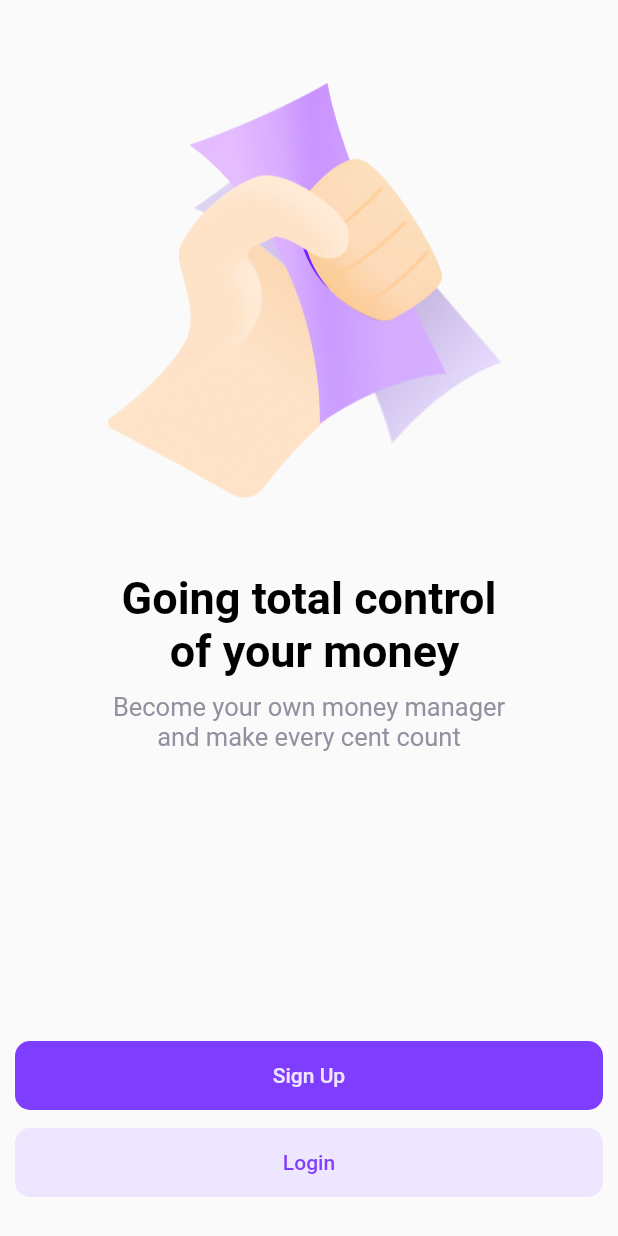
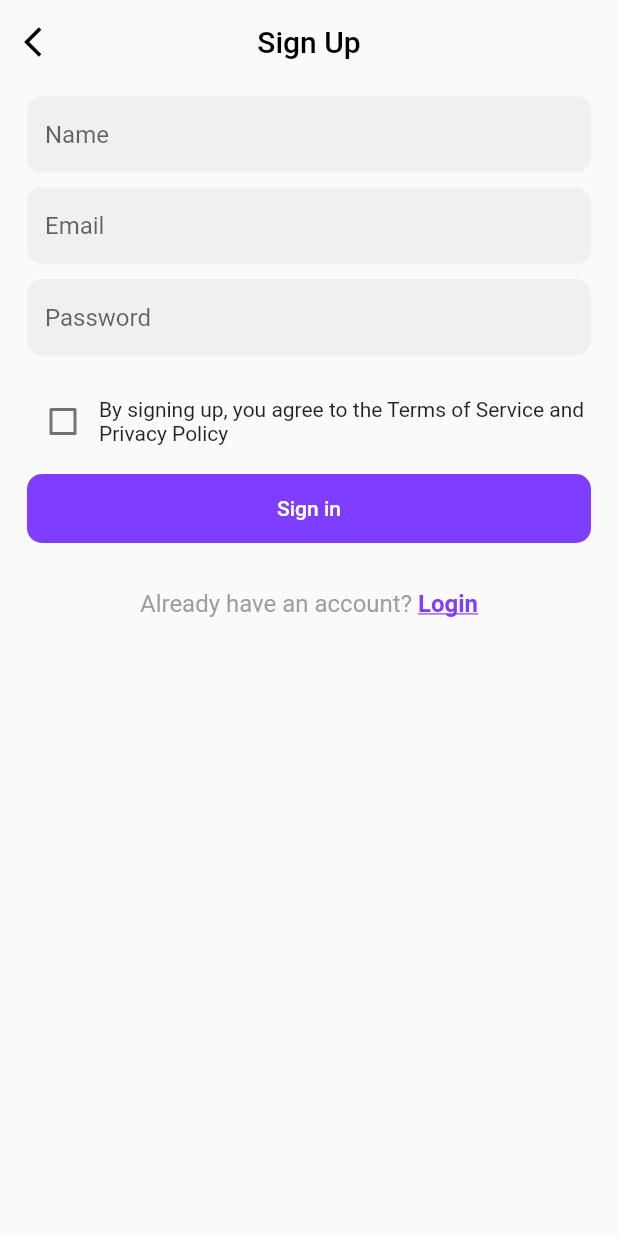
Before and after one commit to yash17-12-98/xpense_tracker, a Flutter app: the screen it shows after launch, after a tap on "Sign Up", on a phone screen of 412 x 824 dp. Run offline on Flutter 3.47's test engine with Material 2 defaults, Android fonts, the light colour scheme and no system bars; our stand-ins replace cloud_firestore, dotted_line, firebase_auth, firebase_core, flutter_svg, fluttertoast and 3 more; accounts and stored records are empty.

Commit message:
managed route in auth screen

```diff
--- a/lib/constant/colors.dart
+++ b/lib/constant/colors.dart
@@ -1,8 +1,8 @@
-
 import 'package:flutter/material.dart';
 
 class AppColors {
   static const Color primaryColor = Color(0xFF7F3DFF);
+  static const Color borderColor = Color(0xFFF1F1FA);
   static const redColor = Color(0xFFFD3C4A);
   static const Color backgroundColor = Color.fromARGB(255, 227, 231, 182);
   static const Color whiteColor = Color(0xFFffffff);
@@ -13,7 +13,7 @@ class AppColors {
   static const textFieldBorder = Color(0xCC88888C);
   static const textHintColor = Color(0xFF91919F);
   static const lightGreyButtonColor = Color(0xFFEEE5FF);
-  static const Color incomeContainerColor =  Color(0xFF00A86B);
+  static const Color incomeContainerColor = Color(0xFF00A86B);
   static const buttonBackground = Color(0xFF7F3DFF);
   static const buttonBackgroundLight = Color(0xFFEEE5FF);
 }
--- a/lib/controllers/signup_controller.dart
+++ b/lib/controllers/signup_controller.dart
@@ -1,10 +1,6 @@
 import 'dart:io';
 import 'package:flutter/material.dart';
-import 'package:flutter/services.dart';
 import 'package:get/get.dart';
-// import 'package:path_provider/path_provider.dart';
-// import '../utils/storage.dart';
-import '../utils/util.dart';
 import 'controller.dart';
 
 class SignupController extends BaseController {
@@ -14,6 +10,7 @@ class SignupController extends BaseController {
   final TextEditingController emailController = TextEditingController();
   final TextEditingController pwdController = TextEditingController();
   final TextEditingController confirmPwdController = TextEditingController();
+  RxBool check = false.obs;
 
   @override
   void onInit() {
--- a/lib/controllers/wizard_controller.dart
+++ b/lib/controllers/wizard_controller.dart
@@ -8,13 +8,10 @@ class WizardController extends BaseController {
   RxList<Wizard> wizardList = <Wizard>[].obs;
   RxInt tempIndex = 0.obs;
   PageController pageController = PageController();
+
   @override
   void onInit() {
     initData();
-    // pageController.addListener(() {
-    //     currentPageValue = controller.page;
-    //
-    // });
     super.onInit();
   }
 
@@ -33,11 +30,6 @@ class WizardController extends BaseController {
         title: 'Planning ahead',
         subTitle: 'Setup your budget for each category \nso you in control'));
   }
-
-  @override
-  void onReady() {
-    super.onReady();
-  }
 }
 
 class Wizard {
--- a/lib/main.dart
+++ b/lib/main.dart
@@ -25,9 +25,9 @@ class MyApp extends StatelessWidget {
       title: Const.projectName,
       debugShowCheckedModeBanner: false,
       theme: ThemeData(
-        primarySwatch: Colors.blue,
-        splashColor: Colors.blue.withOpacity(0.3),
-        highlightColor: Colors.blue.withOpacity(0.3),
+        primarySwatch: Colors.purple,
+        splashColor: Colors.purple.withOpacity(0.3),
+        highlightColor: Colors.purple.withOpacity(0.3),
       ),
       defaultTransition: Transition.rightToLeft,
       initialRoute: Routes.splash,
--- a/lib/routes/app_pages.dart
+++ b/lib/routes/app_pages.dart
@@ -1,6 +1,10 @@
 import 'package:get/get.dart';
+import 'package:xpense_tracker/bindings/login_binding.dart';
+import 'package:xpense_tracker/bindings/signup_binding.dart';
 import 'package:xpense_tracker/bindings/wizard_binding.dart';
 import 'package:xpense_tracker/controllers/controller.dart';
+import 'package:xpense_tracker/screens/auth/login_screen.dart';
+import 'package:xpense_tracker/screens/auth/signup_screen.dart';
 import 'package:xpense_tracker/screens/auth/wizard_screen.dart';
 import 'package:xpense_tracker/screens/expense_screen.dart';
 import '../bindings/binding.dart';
@@ -12,6 +16,16 @@ List<GetPage> pages = [
     name: Routes.splash,
     page: () => const SplashScreen(),
     binding: SplashBinding(),
+  ),
+  GetPage(
+    name: Routes.login,
+    page: () => const LoginScreen(),
+    binding: LoginBinding(),
+  ),
+  GetPage(
+    name: Routes.signup,
+    page: () => const SignupScreen(),
+    binding: SignUpBinding(),
   ),
   GetPage(
     name: Routes.dashbord,
--- a/lib/screens/auth/login_screen.dart
+++ b/lib/screens/auth/login_screen.dart
@@ -1,6 +1,8 @@
 import 'package:flutter/material.dart';
 import 'package:get/get.dart';
+import '../../constant/colors.dart';
 import '../../controllers/controller.dart';
+import '../../routes/route.dart';
 import '../../utils/validator.dart';
 import '../../widgets/widget.dart';
 
@@ -12,16 +14,30 @@ class LoginScreen extends GetView<LoginController> {
     return Stack(
       children: [
         Scaffold(
+            appBar: AppBar(
+              elevation: 0.0,
+              backgroundColor: Colors.transparent,
+              leading: IconButton(
+                icon: const Icon(
+                  Icons.arrow_back_ios,
+                  color: Colors.black,
+                ),
+                onPressed: () => Navigator.pop(context, false),
+              ),
+              centerTitle: true,
+              title: const Text(
+                'Login',
+                style: TextStyle(color: Colors.black),
+              ),
+            ),
             body: SafeArea(
               child: Padding(
                 padding: const EdgeInsets.symmetric(horizontal: 10.0),
                 child: Form(
                   key: controller.formKey,
+                  child: Padding(
+                    padding: const EdgeInsets.all(8.0),
                     child: Column(
-                mainAxisAlignment: MainAxisAlignment.spaceEvenly,
-                children: [
-                  // const CommonAppTitle(color: Colors.blue,),
-                  Column(
                       children: [
                         CommonTextFormField(
                           controller: controller.emailController,
@@ -40,10 +56,11 @@ class LoginScreen extends GetView<LoginController> {
                           height: 20.0,
                         ),
                         CommonMaterialButton(
+                          textColor: Colors.white,
                           text: "Sign in",
-                        color: Colors.blue,
+                          color: AppColors.primaryColor,
                           minWidth: Get.width,
-                        // onPressed: () => controller.signIn(context),
+                          onPressed: () {},
                         ),
                         const SizedBox(
                           height: 30.0,
@@ -60,13 +77,13 @@ class LoginScreen extends GetView<LoginController> {
                             ),
                             GestureDetector(
                               onTap: () {
-                              FocusScope.of(context).unfocus();
-                              // Get.toNamed(Routes.signup);
+                                Get.toNamed(Routes.signup);
                               },
                               child: const Text(
-                              "Register",
+                                "SignUp",
                                 style: TextStyle(
-                                  color: Colors.black,
+                                    decoration: TextDecoration.underline,
+                                    color: AppColors.primaryColor,
                                     fontSize: 16.0,
                                     fontWeight: FontWeight.bold),
                               ),
@@ -75,7 +92,6 @@ class LoginScreen extends GetView<LoginController> {
                         ),
                       ],
                     ),
-                ],
                   ),
                 ),
               ),
--- /dev/null
+++ b/lib/screens/auth/signup_screen.dart
@@ -0,0 +1,125 @@
+import 'package:flutter/material.dart';
+import 'package:get/get.dart';
+import '../../constant/constant.dart';
+import '../../controllers/controller.dart';
+import '../../routes/route.dart';
+import '../../utils/util.dart';
+import '../../widgets/widget.dart';
+
+class SignupScreen extends GetView<SignupController> {
+  const SignupScreen({Key? key}) : super(key: key);
+
+  @override
+  Widget build(BuildContext context) {
+    return Scaffold(
+        appBar: AppBar(
+          elevation: 0.0,
+          backgroundColor: Colors.transparent,
+          leading: IconButton(
+            icon: const Icon(
+              Icons.arrow_back_ios,
+              color: Colors.black,
+            ),
+            onPressed: () => Navigator.pop(context, false),
+          ),
+          centerTitle: true,
+          title: const Text(
+            'Sign Up',
+            style: TextStyle(color: Colors.black),
+          ),
+        ),
+        body: SafeArea(
+          child: Padding(
+            padding: const EdgeInsets.symmetric(horizontal: 10.0),
+            child: Form(
+              key: controller.formKey,
+              child: Padding(
+                padding: const EdgeInsets.all(8.0),
+                child: Column(
+                  children: [
+                    CommonTextFormField(
+                      controller: controller.nameController,
+                      hintText: "Name",
+                      validator: Validator.isNameValid,
+                    ),
+                    const SizedBox(
+                      height: 10.0,
+                    ),
+                    CommonTextFormField(
+                      controller: controller.emailController,
+                      hintText: "Email",
+                      validator: Validator.isEmailValid,
+                    ),
+                    const SizedBox(
+                      height: 10.0,
+                    ),
+                    CommonTextFormField(
+                      controller: controller.pwdController,
+                      hintText: "Password",
+                      validator: Validator.isPwdValid,
+                    ),
+                    const SizedBox(
+                      height: 20.0,
+                    ),
+                    Row(
+                      children: [
+                        Obx(
+                          () => Checkbox(
+                              value: controller.check.value,
+                              onChanged: (value) {
+                                controller.check.value =
+                                    !controller.check.value;
+                              }),
+                        ),
+                        const Expanded(
+                          child: Text(
+                              'By signing up, you agree to the Terms of Service and Privacy Policy'),
+                        ),
+                      ],
+                    ),
+                    const SizedBox(
+                      height: 10.0,
+                    ),
+                    CommonMaterialButton(
+                      textColor: Colors.white,
+                      text: "Sign in",
+                      color: AppColors.primaryColor,
+                      minWidth: Get.width,
+                      onPressed: () {},
+                    ),
+                    const SizedBox(
+                      height: 30.0,
+                    ),
+                    Row(
+                      mainAxisAlignment: MainAxisAlignment.center,
+                      children: [
+                        const Text(
+                          "Already have an account? ",
+                          style: TextStyle(
+                              color: Colors.grey,
+                              fontSize: 16.0,
+                              fontWeight: FontWeight.normal),
+                        ),
+                        GestureDetector(
+                          onTap: Get.previousRoute == Routes.login
+                              ? () => Get.back()
+                              : () => Get.offNamed(Routes.login),
+                          child: const Text(
+                            "Login",
+                            style: TextStyle(
+                                decoration: TextDecoration.underline,
+                                color: AppColors.primaryColor,
+                                fontSize: 16.0,
+                                fontWeight: FontWeight.bold),
+                          ),
+                        ),
+                      ],
+                    ),
+                  ],
+                ),
+              ),
+            ),
+          ),
+        ));
+  }
+}
--- a/lib/screens/auth/wizard_screen.dart
+++ b/lib/screens/auth/wizard_screen.dart
@@ -2,6 +2,7 @@ import 'package:flutter/material.dart';
 import 'package:get/get.dart';
 import '../../constant/constant.dart';
 import '../../controllers/controller.dart';
+import '../../routes/route.dart';
 import '../../widgets/widget.dart';
 
 class WizardScreen extends GetView<WizardController> {
@@ -16,15 +17,10 @@ class WizardScreen extends GetView<WizardController> {
             Expanded(
               child: PageView(
                 scrollDirection: Axis.horizontal,
-
-                // reverse: true,
-                // physics: BouncingScrollPhysics(),
                 controller: controller.pageController,
-                onPageChanged: (num) {
-                  print("Num $num");
-                  // setState(() {
-                  //   _curr = num;
-                  // });
+                onPageChanged: (number) {
+                  controller.tempIndex.value = number;
+                  controller.update();
                 },
                 children: List.generate(
                     3,
@@ -64,69 +60,23 @@ class WizardScreen extends GetView<WizardController> {
                         )),
               ),
             ),
-            // Obx(
-            //   () => Expanded(
-            //     child: PageView.builder(
-            //       itemBuilder: (context, index) {
-            //         print("Index: $index");
-            //         controller.tempIndex.value = index;
-            //         var wizard = controller.wizardList[index];
-            //         return Padding(
-            //           padding: const EdgeInsets.symmetric(
-            //               vertical: 25.0, horizontal: 15.0),
-            //           child: Column(
-            //             children: [
-            //               Image.asset(
-            //                 wizard.image!,
-            //                 scale: 1.5,
-            //               ),
-            //               const SizedBox(
-            //                 height: 15.0,
-            //               ),
-            //               Text(
-            //                 wizard.title ?? '',
-            //                 textAlign: TextAlign.center,
-            //                 style: const TextStyle(
-            //                     fontSize: 30,
-            //                     color: Colors.black,
-            //                     fontWeight: FontWeight.w700),
-            //               ),
-            //               const SizedBox(
-            //                 height: 10.0,
-            //               ),
-            //               Text(
-            //                 wizard.subTitle ?? '',
-            //                 textAlign: TextAlign.center,
-            //                 style: const TextStyle(
-            //                     fontSize: 17,
-            //                     color: AppColors.textHintColor,
-            //                     fontWeight: FontWeight.normal),
-            //               ),
-            //             ],
-            //           ),
-            //         );
-            //       },
-            //       itemCount: controller.wizardList.length, // Can be null
-            //     ),
-            //   ),
-            // ),
-            // Obx(
-            //   () => Row(
-            //     mainAxisAlignment: MainAxisAlignment.center,
-            //     children: List.generate(
-            //         3,
-            //         (index) => Padding(
-            //               padding: const EdgeInsets.all(8.0),
-            //               child: controller.tempIndex.value == index
-            //                   ? Image.asset(ImagesPath.enableIndicator,
-            //                       scale: 25)
-            //                   : Image.asset(
-            //                       ImagesPath.disableIndicator,
-            //                       scale: 30,
-            //                     ),
-            //             )),
-            //   ),
-            // ),
+            Obx(
+              () => Row(
+                mainAxisAlignment: MainAxisAlignment.center,
+                children: List.generate(
+                    3,
+                    (index) => Padding(
+                          padding: const EdgeInsets.all(8.0),
+                          child: controller.tempIndex.value == index
+                              ? Image.asset(ImagesPath.enableIndicator,
+                                  scale: 25)
+                              : Image.asset(
+                                  ImagesPath.disableIndicator,
+                                  scale: 30,
+                                ),
+                        )),
+              ),
+            ),
             Padding(
               padding:
                   const EdgeInsets.symmetric(vertical: 5.0, horizontal: 10.0),
@@ -135,7 +85,7 @@ class WizardScreen extends GetView<WizardController> {
                 text: 'Sign Up',
                 textColor: AppColors.lightGreyButtonColor,
                 minWidth: Get.width,
-                onPressed: () {},
+                onPressed: () => Get.toNamed(Routes.signup),
               ),
             ),
             Padding(
@@ -146,7 +96,9 @@ class WizardScreen extends GetView<WizardController> {
                 text: 'Login',
                 textColor: AppColors.primaryColor,
                 minWidth: Get.width,
-                onPressed: () {},
+                onPressed: () {
+                  Get.toNamed(Routes.login);
+                },
               ),
             ),
             const SizedBox(
--- a/lib/widgets/common_text_form_field.dart
+++ b/lib/widgets/common_text_form_field.dart
@@ -68,7 +68,7 @@ class CommonTextFormField extends StatelessWidget {
       enabled: isEnable,
       readOnly: read!,
       scrollPadding:
-      scroll == true ? const EdgeInsets.only(bottom: 300) : EdgeInsets.zero,
+          scroll == true ? const EdgeInsets.only(bottom: 300) : EdgeInsets.zero,
       // multiLine == false ? null : [LengthLimitingTextInputFormatter(500),FilteringTextInputFormatter.digitsOnly],
       // style: CustomTextStyle.textFieldTextStyle,
 
--- a/pubspec.yaml
+++ b/pubspec.yaml
@@ -46,7 +46,6 @@ dependencies:
   fluttertoast: ^8.1.1
   logger: ^1.1.0
   dotted_line: ^3.1.0
-  syncfusion_flutter_charts: ^20.3.57
 
 dev_dependencies:
   flutter_test:
```
Also changed, not shown: pubspec.lock. Lines whose indentation alone changed are shown as unchanged.
